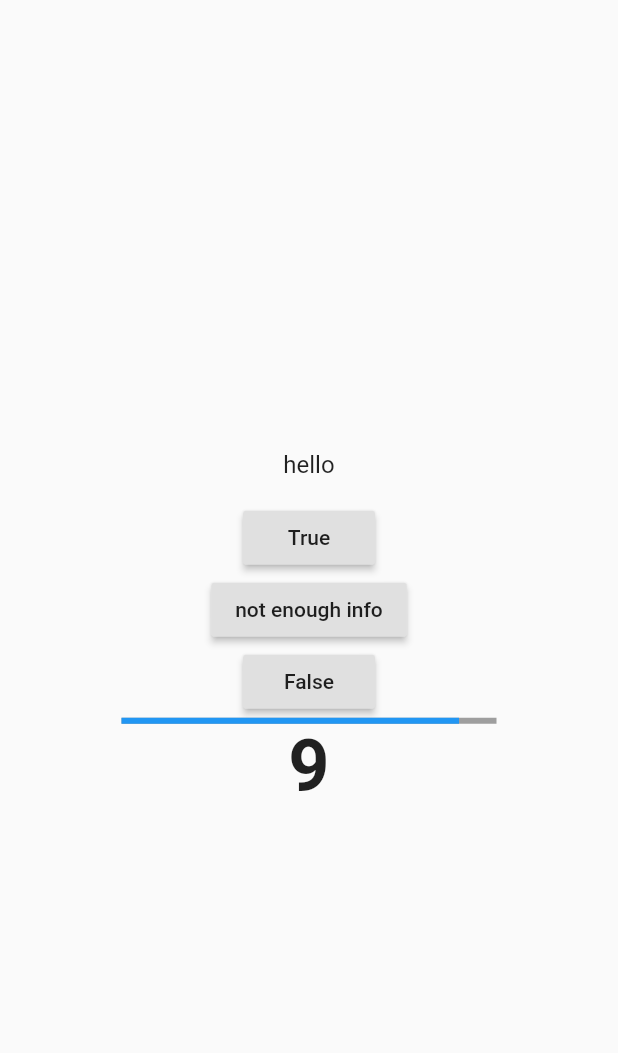
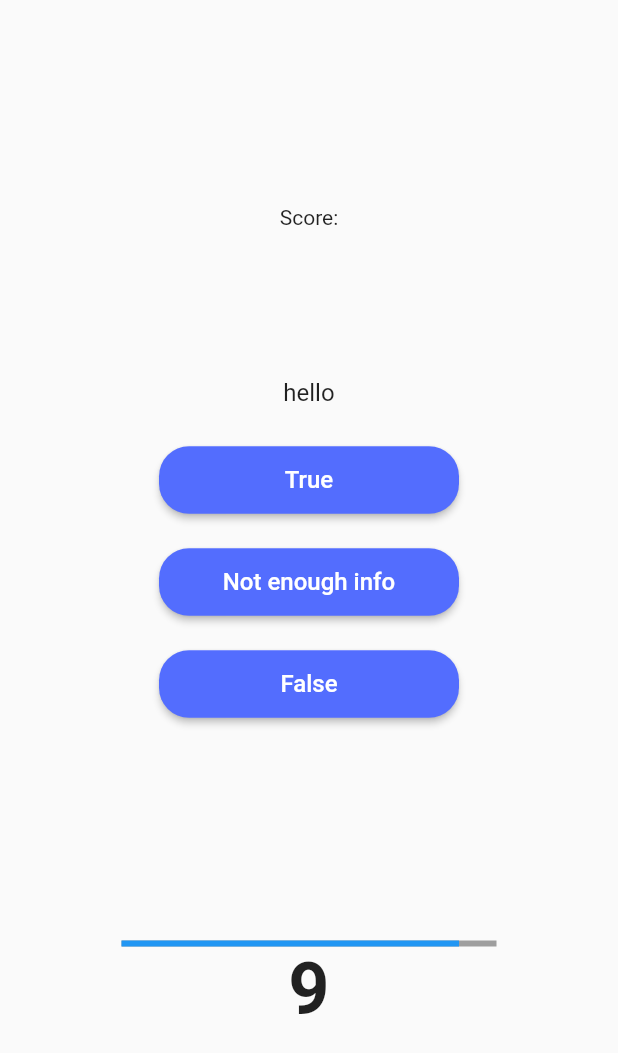
Before and after one commit to Mintra99/BachelorOppgave, a Flutter app: the ProposerManager screen opened directly, after a tap on "False", on a phone screen of 412 x 824 dp. Shown: the top 1053 px of the screen. Run offline on Flutter 3.47's test engine with Material 2 defaults, Android fonts, the phone set to English and light mode, and no system bars; our stand-ins replace email_validator, shared_preferences; accounts and stored records are empty; Roboto replaces fonts that are missing (Alike, Quando).

Commit message:
almost done with guesser page

```diff
--- /dev/null
+++ b/factgame/lib/UI/gameUI/guesser.dart
@@ -0,0 +1,203 @@
+import 'dart:async';
+
+import 'package:flutter/cupertino.dart';
+import 'package:flutter/material.dart';
+
+class ProposerManager extends StatefulWidget{
+  @override
+  State<StatefulWidget> createState() {
+    return _ProposerPageState();
+  }
+}
+
+class _ProposerPageState extends State<ProposerManager> {
+  int timer = 10;
+  double percentage;
+  bool canceltimer = false;
+  String showtimer = "10";
+
+  Map<String, Color> btncolor = {
+    "True": Colors.indigoAccent,
+    "Not enough info": Colors.indigoAccent,
+    "False": Colors.indigoAccent,
+    //"d": Colors.indigoAccent,
+  };
+
+  @override
+  void initState() {
+    starttimer();
+    super.initState();
+  }
+
+  @override
+  void setState(fn) {
+    if (mounted) {
+      super.setState(fn);
+    }
+  }
+
+  void starttimer() async {
+    const onesec = Duration(seconds: 1);
+    Timer.periodic(onesec, (Timer t) {
+      setState(() {
+        if (timer < 1) {
+          t.cancel();
+          nextquestion();
+        } else if (canceltimer == true) {
+          t.cancel();
+        } else {
+          timer = timer - 1;
+        }
+        showtimer = timer.toString();
+        percentage = timer.toDouble()/10.0;
+      });
+    });
+  }
+
+  void nextquestion() {
+    canceltimer = false;
+    timer = 10;
+    starttimer();
+  }
+
+  void checkanswer() {
+    setState(() {
+      // applying the changed color to the particular button that was selected
+      canceltimer = true;
+    });
+    //adds delay so the user can see the answer
+    Timer(Duration(seconds: 2), nextquestion);
+  }
+
+  Widget choicebutton(String k) {
+    return Padding(
+      padding: EdgeInsets.symmetric(
+        vertical: 10.0,
+        horizontal: 20.0,
+      ),
+      child: MaterialButton(
+        onPressed: () => checkanswer(),
+        child: Text(
+          k.toString(),
+          style: TextStyle(
+            color: Colors.white,
+            fontFamily: "Alike",
+            fontSize: 16.0,
+          ),
+          maxLines: 1,
+        ),
+        color: btncolor[k],
+        splashColor: Colors.indigo[700],
+        highlightColor: Colors.indigo[700],
+        minWidth: 200.0,
+        height: 45.0,
+        shape:
+        RoundedRectangleBorder(borderRadius: BorderRadius.circular(20.0)),
+      ),
+    );
+  }
+
+  @override
+  Widget build(BuildContext context) {
+    return Scaffold(
+      body: Center(
+        child: Column(
+          mainAxisAlignment: MainAxisAlignment.spaceEvenly,
+          //children: <Widget>[
+          children: [
+            new Container(
+              child: Column(
+                children: [
+                  Container(
+                    height: 100,
+                    child: Title(
+                        color: Colors.black,
+                        child: Text(
+                          'Score:',
+                          textAlign: TextAlign.center,
+                        )),
+                    width: double.infinity,
+                  ),
+                  Container(
+                    padding: EdgeInsets.all(15.0),
+                    child: Text(
+                      //Swap 'hello' with questions from the database
+                      'hello',
+                      style: TextStyle(
+                      fontSize: 16.0,
+                      fontFamily: "Quando",
+                      ),
+                    ),
+                  ),
+                  Container(
+                    child: Column(
+                      children: <Widget>[
+                        choicebutton('True'),
+                        choicebutton('Not enough info'),
+                        choicebutton('False'),
+                      ],
+                    ),
+                  ),
+
+                  /*Container(
+                    child: MaterialButton(
+                      color: Colors.indigo,
+                      child: Text('True'),
+                      onPressed: (){
+                        checkanswer();
+                      },
+                    ),
+                  ),
+                  Container(
+                    child: MaterialButton(
+                      color: Colors.indigo,
+                      child: Text('Not enough info'),
+                      onPressed: (){
+                        checkanswer();
+                      },
+                    ),
+                  ),
+                  Container(
+                    child: MaterialButton(
+                      color: Colors.indigo,
+                      child: Text('False'),
+                      onPressed: (){
+                        checkanswer();
+                      },
+                    ),
+                  )*/
+                ],
+              ),
+            ),
+            new Container(
+              child: Column(
+                children: [
+                  Container(
+                    width: 250,
+                      child: LinearProgressIndicator(
+                        value: percentage,
+                        backgroundColor: Colors.grey,
+                          valueColor: new AlwaysStoppedAnimation<Color>(
+                            Colors.blue,
+                          )
+                      )
+                  ),
+                  Container(
+                    child: Text(
+                      '$timer',
+                      style: TextStyle(
+                        fontWeight: FontWeight.bold,
+                        fontSize: 48,
+                      ),
+                    ),
+                  )
+                ],
+
+              ),
+            )
+          ],
+        )
+      ),
+    );
+  }
+}
--- a/factgame/lib/UI/gameUI/proposer.dart
+++ /dev/null
@@ -1,168 +0,0 @@
-import 'dart:async';
-import 'dart:async';
-import 'dart:async';
-
-import 'package:flutter/cupertino.dart';
-import 'package:flutter/material.dart';
-
-class ProposerManager extends StatefulWidget{
-  @override
-  State<StatefulWidget> createState() {
-    return _ProposerPageState();
-  }
-}
-
-class _ProposerPageState extends State<ProposerManager> {
-  //int _counter = 10;
-  int timer = 10;
-  double percentage;
-  bool canceltimer = false;
-  String showtimer = "10";
-
-  @override
-  void initState() {
-    starttimer();
-    super.initState();
-  }
-
-  @override
-  void setState(fn) {
-    if (mounted) {
-      super.setState(fn);
-    }
-  }
-
-  void starttimer() async {
-    const onesec = Duration(seconds: 1);
-    Timer.periodic(onesec, (Timer t) {
-      setState(() {
-        if (timer < 1) {
-          t.cancel();
-          //nextquestion();
-        } else if (canceltimer == true) {
-          t.cancel();
-        } else {
-          timer = timer - 1;
-        }
-        showtimer = timer.toString();
-        percentage = timer.toDouble()/10.0;
-      });
-    });
-  }
-
-  void nextquestion() {
-    canceltimer = false;
-    timer = 10;
-    starttimer();
-  }
-
-  void checkanswer() {
-    setState(() {
-      // applying the changed color to the particular button that was selected
-      canceltimer = true;
-    });
-    //adds delay so the user can see the answer
-    Timer(Duration(seconds: 2), nextquestion);
-  }
-
-
-
-  @override
-  Widget build(BuildContext context) {
-    return Scaffold(
-      body: Center(
-        child: Column(
-          mainAxisAlignment: MainAxisAlignment.center,
-          //children: <Widget>[
-          children: [
-            new Container(
-              child: Column(
-                children: [
-                  Container(
-                    padding: EdgeInsets.all(15.0),
-                    child: Text(
-                      //Swap 'hello' with questions from the database
-                      'hello',
-                      style: TextStyle(
-                      fontSize: 16.0,
-                      fontFamily: "Quando",
-                      ),
-                    ),
-                  ),
-                  Container(
-                    child: RaisedButton(
-                      child: Text('True'),
-                      onPressed: (){
-                        checkanswer();
-                      },
-                    ),
-                  ),
-                  Container(
-                    child: RaisedButton(
-                      child: Text('not enough info'),
-                      onPressed: (){
-                        checkanswer();
-                      },
-                    ),
-                  ),
-                  Container(
-                    child: RaisedButton(
-                      child: Text('False'),
-                      onPressed: (){
-                        checkanswer();
-                      },
-                    ),
-                  )
-                ],
-              ),
-            ),
-            new Container(
-              child: Column(
-                children: [
-                  Container(
-                    width: 250,
-                      child: LinearProgressIndicator(
-                        value: percentage,
-                        backgroundColor: Colors.grey,
-                          valueColor: new AlwaysStoppedAnimation<Color>(
-                            Colors.blue,
-                          )
-                      )
-                  ),
-                  Container(
-                    child: Text(
-                      '$timer',
-                      style: TextStyle(
-                        fontWeight: FontWeight.bold,
-                        fontSize: 48,
-                      ),
-                    ),
-                  )
-                ],
-
-              ),
-            )
-
-            /*(timer > 0)
-                ? Text("")
-                : Text(
-              "DONE!",
-              style: TextStyle(
-                color: Colors.green,
-                fontWeight: FontWeight.bold,
-                fontSize: 48,
-              ),
-            ),
-            Text(
-              '$timer',
-              style: TextStyle(
-                fontWeight: FontWeight.bold,
-                fontSize: 48,
-              ),
-            ),*/
-          ],
-        )
-      ),
-    );
-  }
-}
--- a/factgame/lib/UI/gamemode/singleplayer_manager.dart
+++ b/factgame/lib/UI/gamemode/singleplayer_manager.dart
@@ -1,4 +1,4 @@
-import 'package:factgame/UI/gameUI/proposer.dart';
+import 'package:factgame/UI/gameUI/guesser.dart';
 import 'package:factgame/models/global.dart';
 import 'package:flutter/material.dart';
 
--- a/factgame/lib/UI/howtoplay.dart
+++ b/factgame/lib/UI/howtoplay.dart
@@ -67,7 +67,8 @@ class HowToPlayPage extends StatelessWidget {
                       width: double.infinity,
                       decoration: BoxDecoration(
                           color: Colors.white,
-                          border: Border.all(color: Colors.black, width: 1)),
+                          //border: Border.all(color: Colors.black, width: 1)
+                      ),
                     ),
                     Container(
                       padding: EdgeInsets.all(20.0),
@@ -95,7 +96,8 @@ class HowToPlayPage extends StatelessWidget {
                       width: double.infinity,
                       decoration: BoxDecoration(
                           color: Colors.white,
-                          border: Border.all(color: Colors.black, width: 1)),
+                          //border: Border.all(color: Colors.black, width: 1)
+                      ),
                     ),
                     Container(
                       padding: EdgeInsets.all(20.0),
```
